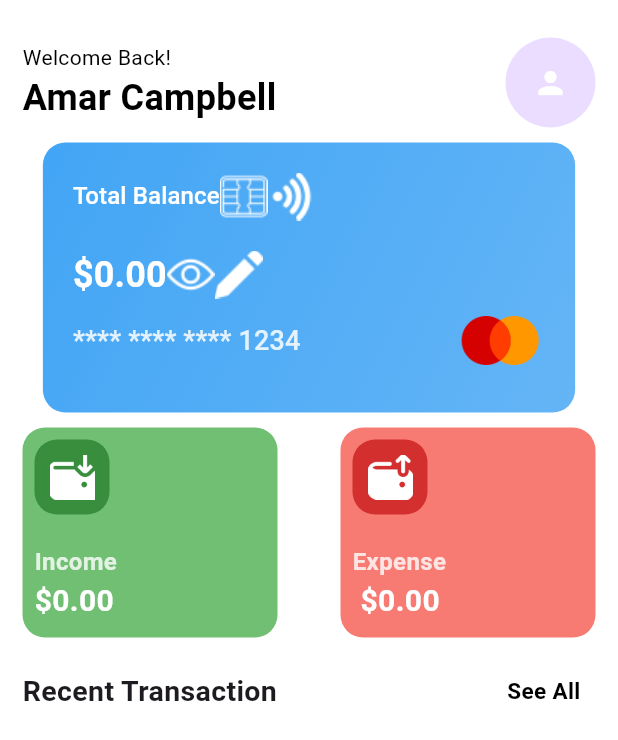
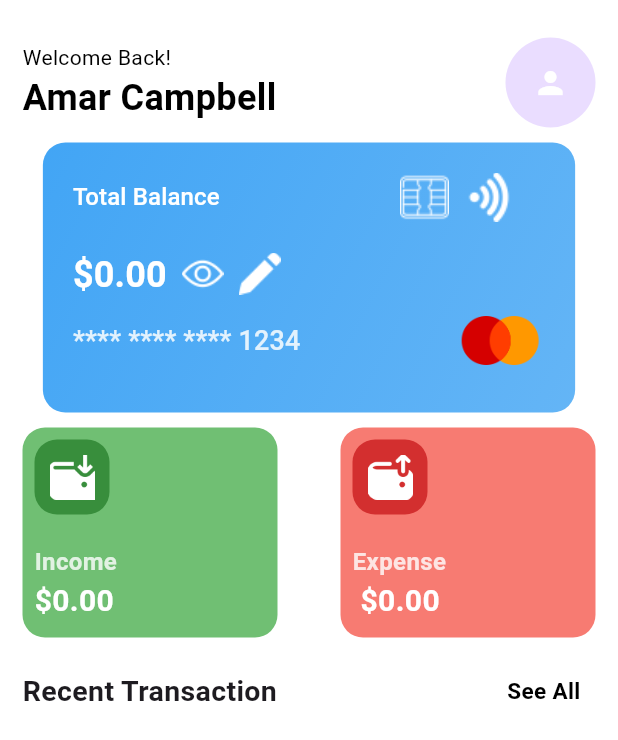
Before and after one commit to Amarusinggithub/flutter-budgeting-app, a Flutter app: the HomeScreen screen opened directly, on a phone screen of 412 x 824 dp. Shown: the top 740 px of the screen. Run offline on Flutter 3.47's test engine with Material 3 defaults, Android fonts, the light colour scheme and no system bars; our stand-ins replace awesome_notifications, cloud_firestore, firebase_auth, firebase_core, fl_chart, persistent_bottom_nav_bar; accounts and stored records are empty; Roboto replaces fonts that are missing (Readex Pro).

Commit message:
fixing up the ui

```diff
--- a/lib/pages/home/components/credit_card.dart
+++ b/lib/pages/home/components/credit_card.dart
@@ -43,8 +43,24 @@ class CreditCard extends StatelessWidget {
                   letterSpacing: 0.10,
                 ),
               ),
-              Image.asset(Assets.imagesCreditCard),
-              Image.asset(Assets.imagesWifi),
+              const SizedBox(
+                width: 120,
+              ),
+              Image.asset(
+                Assets.imagesCreditCard,
+                fit: BoxFit.contain,
+                height: 33,
+                width: 33,
+              ),
+              const SizedBox(
+                width: 10,
+              ),
+              Image.asset(
+                Assets.imagesWifi,
+                fit: BoxFit.contain,
+                height: 33,
+                width: 33,
+              ),
             ],
           ),
           const SizedBox(height: 20),
@@ -63,32 +79,53 @@ class CreditCard extends StatelessWidget {
                         height: 1.2,
                         letterSpacing: 0.10,
                       ))
-                  : const Text("\$***,***,**",
+                  : const Text("\$**********",
                       style: TextStyle(
                         color: Color(0xFFFFFFFF),
                         // White text color
-                        fontSize: 24,
+                        fontSize: 25,
                         fontFamily: 'Readex Pro',
                         fontWeight: FontWeight.bold,
                         height: 1.2,
                         letterSpacing: 0.10,
                       )),
+              const SizedBox(
+                width: 10,
+              ),
               budgetProvider.isTotalBalanceVisible == true
                   ? GestureDetector(
                       onTap: () {
                         budgetProvider.makeTotalBalanceVisible();
                       },
-                      child: Image.asset(Assets.imagesView))
+                      child: Image.asset(
+                        Assets.imagesView,
+                        fit: BoxFit.contain,
+                        height: 28,
+                        width: 28,
+                      ))
                   : GestureDetector(
                       onTap: () {
                         budgetProvider.makeTotalBalanceVisible();
                       },
-                      child: Image.asset(Assets.imagesHide)),
+                      child: Image.asset(
+                        Assets.imagesHide,
+                        fit: BoxFit.contain,
+                        height: 28,
+                        width: 28,
+                      )),
+              const SizedBox(
+                width: 10,
+              ),
               GestureDetector(
                   onTap: () {
                     _showBottomSheet(context, budgetProvider);
                   },
-                  child: Image.asset(Assets.imagesPencil)),
+                  child: Image.asset(
+                    Assets.imagesPencil,
+                    fit: BoxFit.contain,
+                    height: 28,
+                    width: 28,
+                  )),
             ],
           ),
           const Spacer(),
--- a/lib/pages/home/components/expense_container.dart
+++ b/lib/pages/home/components/expense_container.dart
@@ -25,16 +25,16 @@ class ExpenseContainer extends StatelessWidget {
         crossAxisAlignment: CrossAxisAlignment.start,
         children: [
           Container(
-            padding: EdgeInsetsDirectional.all(10),
+            padding: const EdgeInsetsDirectional.all(10),
             height: 50,
             width: 50,
+            decoration: BoxDecoration(
+              color: const Color(0xFFD32F2F), // Updated red color
+              borderRadius: BorderRadius.circular(15),
+            ),
             child: Image.asset(
               "assets/images/expense.png",
               fit: BoxFit.contain,
-            ),
-            decoration: BoxDecoration(
-              color: Color(0xFFD32F2F), // Updated red color
-              borderRadius: BorderRadius.circular(15),
             ),
           ),
           const SizedBox(
```
Also changed, not shown: lib/provider/budget_provider.dart (+8 -1 lines), lib/provider/transaction_provider.dart (+7 -6 lines), lib/widgets/entertainment_container.dart (+7 -5 lines), lib/widgets/groceries_container.dart (+7 -5 lines), lib/widgets/healthcare_container.dart (+6 -4 lines), lib/widgets/housing_container.dart (+6 -4 lines), lib/widgets/shopping_container.dart (+6 -4 lines), lib/widgets/transportation_container.dart (+6 -4 lines), lib/widgets/utilities_container.dart (+6 -4 lines), 1 other file.
